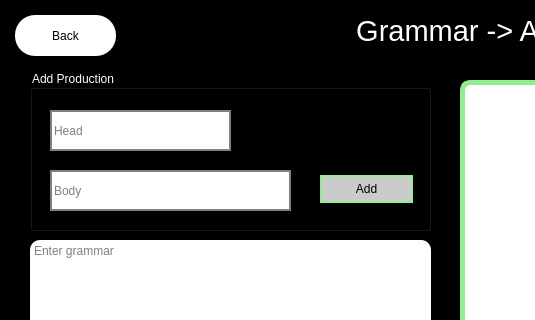
Qt form gui/grammar_automata_task.ui (SamandarYokubov/CompilerCourseTasks) before a commit; both pictures show x 0 to 535 and y 0 to 320 of the 1000 by 700 pixel window.
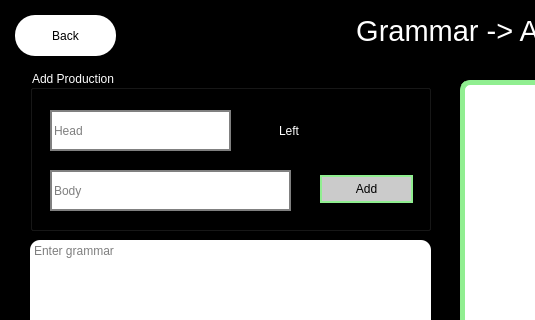
The same form after that commit.

Commit message: left body type is added

Diff of the .ui file:
```diff
--- a/gui/grammar_automata_task.ui
+++ b/gui/grammar_automata_task.ui
@@ -273,6 +273,19 @@
      <string>Add</string>
     </property>
    </widget>
+   <widget class="QCheckBox" name="left_body">
+    <property name="geometry">
+     <rect>
+      <x>230</x>
+      <y>50</y>
+      <width>71</width>
+      <height>21</height>
+     </rect>
+    </property>
+    <property name="text">
+     <string>Left</string>
+    </property>
+   </widget>
   </widget>
  </widget>
  <resources/>
```
The commit also changes 5 other files.
